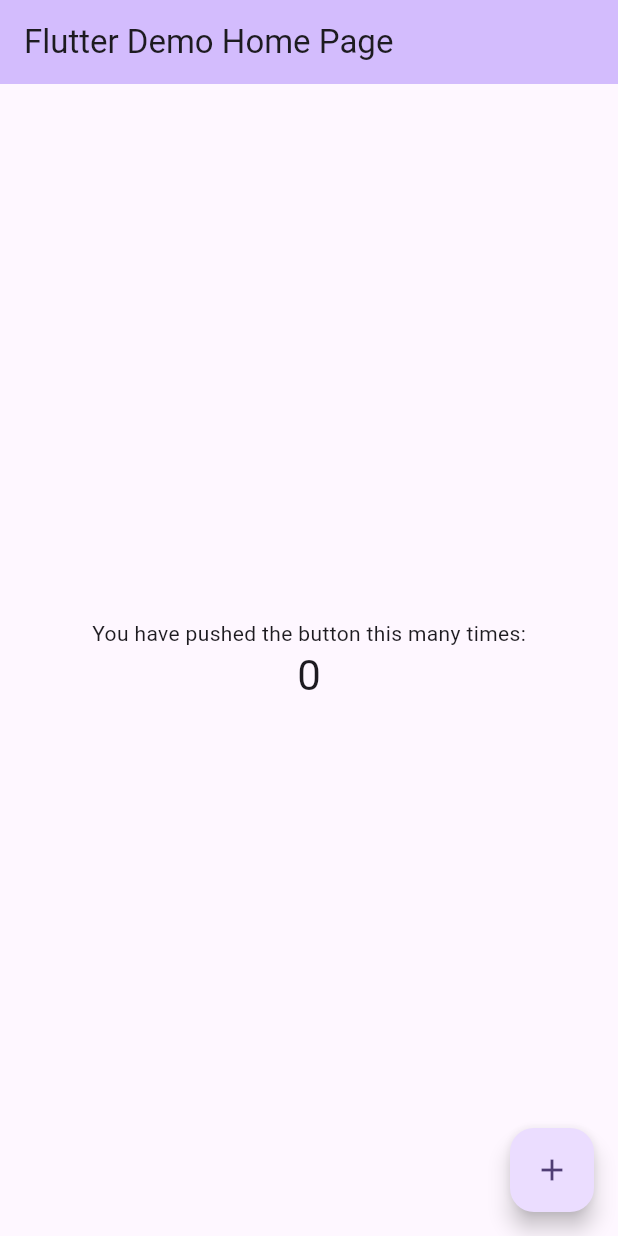
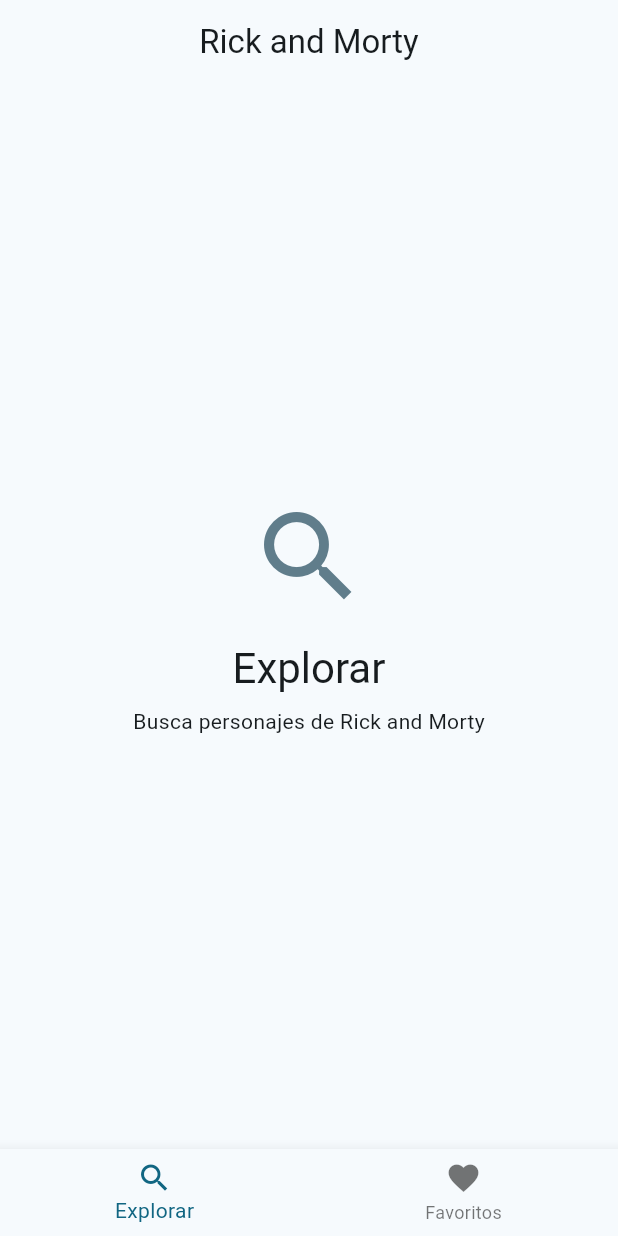
Before and after one commit to bandreswscanga-debug/rick-and-morty, a Flutter app: the screen it shows after launch, on a phone screen of 412 x 824 dp. Run offline on Flutter 3.47's test engine with Material 3 defaults, Android fonts, the phone set to English and light mode, and no system bars.

Commit message:
Estructura inicial del proyecto y configuración de Flutter

```diff
--- a/lib/main.dart
+++ b/lib/main.dart
@@ -1,121 +1,78 @@
 import 'package:flutter/material.dart';
+import 'screens/explorar_screen.dart';
+import 'screens/favoritos_screen.dart';
 
 void main() {
   runApp(const MyApp());
 }
 
 class MyApp extends StatelessWidget {
-  const MyApp({super.key});
+  const MyApp({Key? key}) : super(key: key);
 
-  // This widget is the root of your application.
   @override
   Widget build(BuildContext context) {
     return MaterialApp(
-      title: 'Flutter Demo',
+      debugShowCheckedModeBanner: false,
+      title: 'Rick and Morty',
       theme: ThemeData(
-        // This is the theme of your application.
-        //
-        // TRY THIS: Try running your application with "flutter run". You'll see
-        // the application has a purple toolbar. Then, without quitting the app,
-        // try changing the seedColor in the colorScheme below to Colors.green
-        // and then invoke "hot reload" (save your changes or press the "hot
-        // reload" button in a Flutter-supported IDE, or press "r" if you used
-        // the command line to start the app).
-        //
-        // Notice that the counter didn't reset back to zero; the application
-        // state is not lost during the reload. To reset the state, use hot
-        // restart instead.
-        //
-        // This works for code too, not just values: Most code changes can be
-        // tested with just a hot reload.
-        colorScheme: .fromSeed(seedColor: Colors.deepPurple),
+        useMaterial3: true,
+        colorScheme: ColorScheme.fromSeed(
+          seedColor: Colors.blueGrey,
+          brightness: Brightness.light,
+        ),
+        appBarTheme: const AppBarTheme(
+          elevation: 0,
+          centerTitle: true,
+        ),
       ),
-      home: const MyHomePage(title: 'Flutter Demo Home Page'),
+      home: const HomePage(),
     );
   }
 }
 
-class MyHomePage extends StatefulWidget {
-  const MyHomePage({super.key, required this.title});
-
-  // This widget is the home page of your application. It is stateful, meaning
-  // that it has a State object (defined below) that contains fields that affect
-  // how it looks.
-
-  // This class is the configuration for the state. It holds the values (in this
-  // case the title) provided by the parent (in this case the App widget) and
-  // used by the build method of the State. Fields in a Widget subclass are
-  // always marked "final".
-
-  final String title;
+class HomePage extends StatefulWidget {
+  const HomePage({Key? key}) : super(key: key);
 
   @override
-  State<MyHomePage> createState() => _MyHomePageState();
+  State<HomePage> createState() => _HomePageState();
 }
 
-class _MyHomePageState extends State<MyHomePage> {
-  int _counter = 0;
+class _HomePageState extends State<HomePage> {
+  int _selectedIndex = 0;
 
-  void _incrementCounter() {
+  static const List<Widget> _screens = [
+    ExplorarScreen(),
+    FavoritosScreen(),
+  ];
+
+  static const List<BottomNavigationBarItem> _navItems = [
+    BottomNavigationBarItem(
+      icon: Icon(Icons.search),
+      label: 'Explorar',
+    ),
+    BottomNavigationBarItem(
+      icon: Icon(Icons.favorite),
+      label: 'Favoritos',
+    ),
+  ];
+
+  void _onItemTapped(int index) {
     setState(() {
-      // This call to setState tells the Flutter framework that something has
-      // changed in this State, which causes it to rerun the build method below
-      // so that the display can reflect the updated values. If we changed
-      // _counter without calling setState(), then the build method would not be
-      // called again, and so nothing would appear to happen.
-      _counter++;
+      _selectedIndex = index;
     });
   }
 
   @override
   Widget build(BuildContext context) {
-    // This method is rerun every time setState is called, for instance as done
-    // by the _incrementCounter method above.
-    //
-    // The Flutter framework has been optimized to make rerunning build methods
-    // fast, so that you can just rebuild anything that needs updating rather
-    // than having to individually change instances of widgets.
     return Scaffold(
       appBar: AppBar(
-        // TRY THIS: Try changing the color here to a specific color (to
-        // Colors.amber, perhaps?) and trigger a hot reload to see the AppBar
-        // change color while the other colors stay the same.
-        backgroundColor: Theme.of(context).colorScheme.inversePrimary,
-        // Here we take the value from the MyHomePage object that was created by
-        // the App.build method, and use it to set our appbar title.
-        title: Text(widget.title),
+        title: const Text('Rick and Morty'),
       ),
-      body: Center(
-        // Center is a layout widget. It takes a single child and positions it
-        // in the middle of the parent.
-        child: Column(
-          // Column is also a layout widget. It takes a list of children and
-          // arranges them vertically. By default, it sizes itself to fit its
-          // children horizontally, and tries to be as tall as its parent.
-          //
-          // Column has various properties to control how it sizes itself and
-          // how it positions its children. Here we use mainAxisAlignment to
-          // center the children vertically; the main axis here is the vertical
-          // axis because Columns are vertical (the cross axis would be
-          // horizontal).
-          //
-          // TRY THIS: Invoke "debug painting" (choose the "Toggle Debug Paint"
-          // action in the IDE, or press "p" in the console), to see the
-          // wireframe for each widget.
-          mainAxisAlignment: .center,
-          children: [
-            const Text('You have pushed the button this many times:'),
-            Text(
-              '$_counter',
-              style: Theme.of(context).textTheme.headlineMedium,
-            ),
-          ],
-        ),
-      ),
-      floatingActionButton: FloatingActionButton(
-        onPressed: _incrementCounter,
-        tooltip: 'Increment',
-        child: const Icon(Icons.add),
+      body: _screens[_selectedIndex],
+      bottomNavigationBar: BottomNavigationBar(
+        currentIndex: _selectedIndex,
+        onTap: _onItemTapped,
+        items: _navItems,
       ),
     );
   }
--- /dev/null
+++ b/lib/screens/explorar_screen.dart
@@ -0,0 +1,31 @@
+import 'package:flutter/material.dart';
+
+class ExplorarScreen extends StatelessWidget {
+  const ExplorarScreen({Key? key}) : super(key: key);
+
+  @override
+  Widget build(BuildContext context) {
+    return Center(
+      child: Column(
+        mainAxisAlignment: MainAxisAlignment.center,
+        children: [
+          const Icon(
+            Icons.search,
+            size: 80,
+            color: Colors.blueGrey,
+          ),
+          const SizedBox(height: 16),
+          Text(
+            'Explorar',
+            style: Theme.of(context).textTheme.headlineMedium,
+          ),
+          const SizedBox(height: 8),
+          Text(
+            'Busca personajes de Rick and Morty',
+            style: Theme.of(context).textTheme.bodyMedium,
+          ),
+        ],
+      ),
+    );
+  }
+}
--- /dev/null
+++ b/lib/screens/favoritos_screen.dart
@@ -0,0 +1,31 @@
+import 'package:flutter/material.dart';
+
+class FavoritosScreen extends StatelessWidget {
+  const FavoritosScreen({Key? key}) : super(key: key);
+
+  @override
+  Widget build(BuildContext context) {
+    return Center(
+      child: Column(
+        mainAxisAlignment: MainAxisAlignment.center,
+        children: [
+          const Icon(
+            Icons.favorite,
+            size: 80,
+            color: Colors.red,
+          ),
+          const SizedBox(height: 16),
+          Text(
+            'Favoritos',
+            style: Theme.of(context).textTheme.headlineMedium,
+          ),
+          const SizedBox(height: 8),
+          Text(
+            'Tus personajes favoritos',
+            style: Theme.of(context).textTheme.bodyMedium,
+          ),
+        ],
+      ),
+    );
+  }
+}
```
